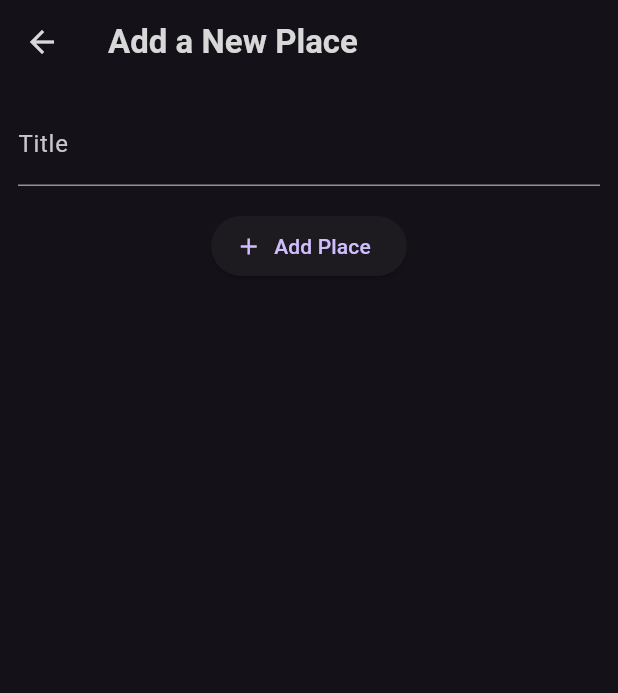
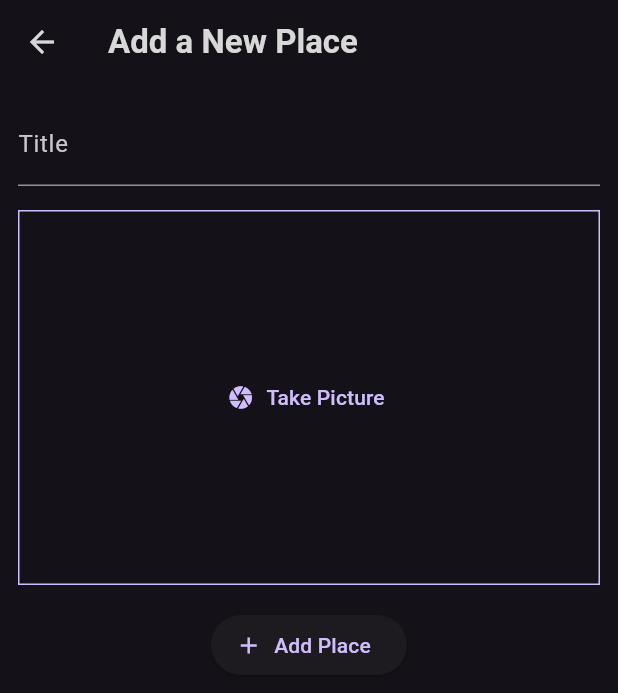
Before and after one commit to akbariv/favorite_places, a Flutter app: the screen it shows after launch, after a tap on the "add" icon, on a phone screen of 412 x 824 dp. Shown: the top 693 px of the screen. Run offline on Flutter 3.47's test engine with Material 3 defaults, Android fonts, the phone set to English and light mode, and no system bars; our stand-ins replace flutter_riverpod, google_fonts, image_picker.

Commit message:
adding picture

```diff
--- a/lib/models/place.dart
+++ b/lib/models/place.dart
@@ -1,10 +1,12 @@
+import 'dart:io';
 import 'package:uuid/uuid.dart';
 
 const uuid = Uuid();
 
 class Place {
-  Place({required this.title}): id = uuid.v4();
+  Place({required this.title, required this.image}): id = uuid.v4();
 
   final String id;
   final String title;
+  final File image;
 }
--- a/lib/providers/user_places.dart
+++ b/lib/providers/user_places.dart
@@ -1,3 +1,4 @@
+import 'dart:io';
 import 'package:flutter_riverpod/flutter_riverpod.dart';
 
 import 'package:favorite_places/models/place.dart';
@@ -5,8 +6,8 @@ import 'package:favorite_places/models/place.dart';
 class UserPlacesNotifier extends StateNotifier<List<Place>> {
   UserPlacesNotifier() : super(const []);
 
-  void addPlace(String title) {
-    final newPlace = Place(title: title);
+  void addPlace(String title, File image) {
+    final newPlace = Place(title: title,image: image);
     state = [newPlace, ...state];
   }
 }
--- a/lib/screens/add_place.dart
+++ b/lib/screens/add_place.dart
@@ -1,4 +1,7 @@
+import 'dart:io';
+
 import 'package:favorite_places/providers/user_places.dart';
+import 'package:favorite_places/widgets/image_input.dart';
 import 'package:flutter/material.dart';
 import 'package:flutter_riverpod/flutter_riverpod.dart';
 
@@ -13,16 +16,17 @@ class AddPlaceScreen extends ConsumerStatefulWidget {
 
 class _AddPlaceScreenState extends ConsumerState<AddPlaceScreen> {
   final _titleController = TextEditingController();
+  File ? _selectedImage;
 
 
   void _savePlace() {
     final enteredTitle = _titleController.text;
 
-    if( enteredTitle == null ||enteredTitle.isEmpty ) {
+    if(enteredTitle.isEmpty || _selectedImage == null) {
       return;
     }
 
-    ref.read(UserPlacesProvider.notifier).addPlace(enteredTitle);
+    ref.read(UserPlacesProvider.notifier).addPlace(enteredTitle, _selectedImage!);
 
     Navigator.of(context).pop();
 
@@ -51,7 +55,10 @@ class _AddPlaceScreenState extends ConsumerState<AddPlaceScreen> {
                 color: Color.fromARGB(255, 189, 189, 189)
               ),
             ),
-
+            const SizedBox(height: 16),
+            ImageInput(onPickImage: (image){
+              _selectedImage = image;
+            },),
             const SizedBox(height: 16),
             ElevatedButton.icon(
                 onPressed: _savePlace,
--- a/lib/screens/places.dart
+++ b/lib/screens/places.dart
@@ -27,8 +27,11 @@ class PlacesScreen extends ConsumerWidget {
           ),
         ],
       ),
-      body: PlacesList(
-        places: userPlaces,
+      body: Padding(
+        padding: const EdgeInsets.all(8.0),
+        child: PlacesList(
+          places: userPlaces,
+        ),
       ),
     );
   }
--- /dev/null
+++ b/lib/widgets/image_input.dart
@@ -0,0 +1,63 @@
+import 'dart:io';
+import 'package:flutter/material.dart';
+import 'package:image_picker/image_picker.dart';
+
+class ImageInput extends StatefulWidget {
+  const ImageInput({super.key, required this.onPickImage});
+
+  final void Function(File image) onPickImage;
+
+  @override
+  State<ImageInput> createState() {
+    return _ImageInputState();
+  }
+}
+
+class _ImageInputState extends State<ImageInput> {
+  File? _selectedImage;
+
+  void _takePicture() async {
+    final imagepicker = ImagePicker();
+    final pickedImage =
+        await imagepicker.pickImage(source: ImageSource.camera, maxWidth: 600);
+
+    if (pickedImage == null) {
+      return;
+    }
+    setState(() {
+      _selectedImage = File(pickedImage.path);
+    });
+
+    widget.onPickImage(_selectedImage!);
+  }
+
+  @override
+  Widget build(BuildContext context) {
+    Widget content = TextButton.icon(
+      icon: const Icon(Icons.camera),
+      label: const Text('Take Picture'),
+      onPressed: _takePicture,
+    );
+    if (_selectedImage != null) {
+      content = GestureDetector(
+        onTap: _takePicture,
+        child: Image.file(
+          _selectedImage!,
+          fit: BoxFit.cover,
+          width: double.infinity,
+          height: double.infinity,
+        ),
+      );
+    }
+    return Container(
+      decoration: BoxDecoration(
+        border:
+            Border.all(width: 1, color: Theme.of(context).colorScheme.primary),
+      ),
+      height: 250,
+      width: double.infinity,
+      alignment: Alignment.center,
+      child: content,
+    );
+  }
+}
--- a/pubspec.yaml
+++ b/pubspec.yaml
@@ -38,6 +38,7 @@ dependencies:
   google_fonts: ^6.2.1
   uuid: ^4.5.1
   flutter_riverpod: ^2.6.1
+  image_picker: ^1.1.2
 
 dev_dependencies:
   flutter_test:
```
Also changed, not shown: lib/screens/places_detail.dart (+9 -7 lines), lib/widgets/places_list.dart (+4 -3 lines), pubspec.lock, 6 other files.
